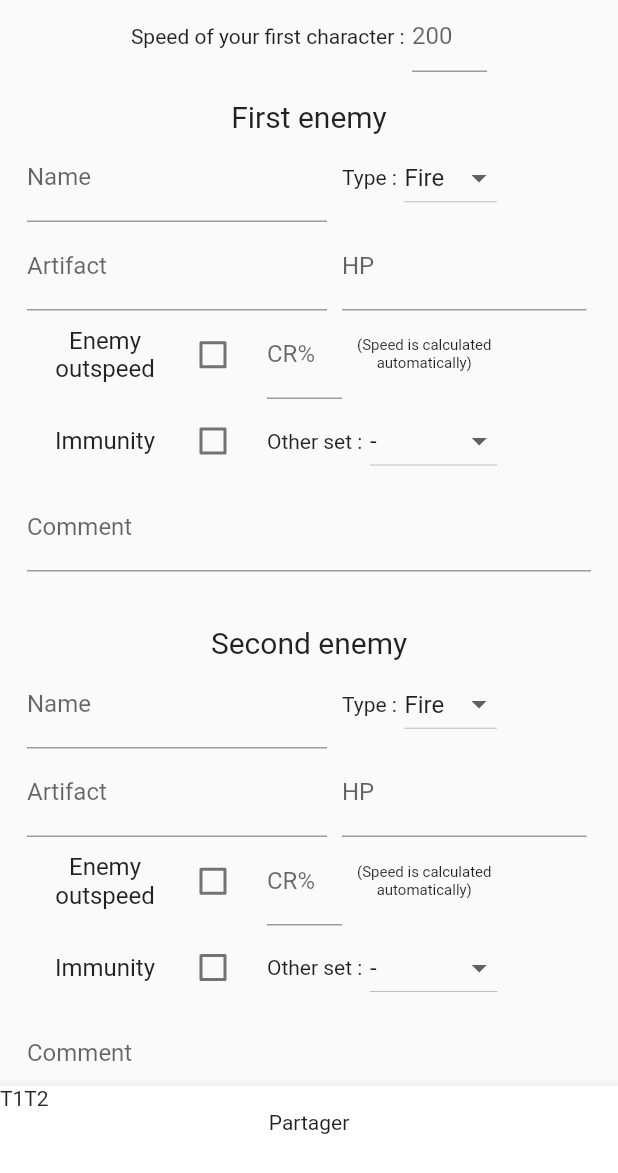
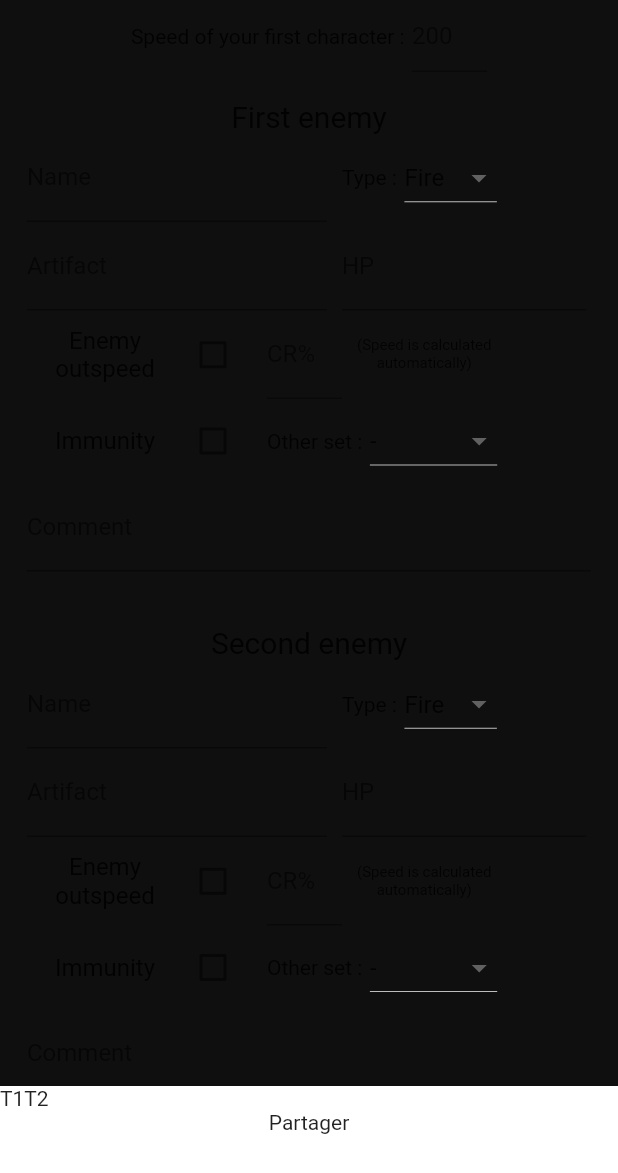
Before and after one commit to MaidSULTANOVIC/epic_report, a Flutter app: the screen it shows after launch, on a phone screen of 412 x 824 dp. Shown: the top 1173 px of the screen. Run offline on Flutter 3.47's test engine with Material 2 defaults, Android fonts, the phone set to English and light mode, and no system bars; our stand-ins replace get.

Commit message:
Adding background color

```diff
--- a/lib/main.dart
+++ b/lib/main.dart
@@ -1,5 +1,6 @@
 import 'package:epic_report/view/reportView.dart';
 import 'package:flutter/material.dart';
+import 'utils/appColors.dart';
 
 void main() {
   runApp(const MyApp());
@@ -13,9 +14,7 @@ class MyApp extends StatelessWidget {
   Widget build(BuildContext context) {
     return MaterialApp(
       title: 'Flutter Demo',
-      theme: ThemeData(
-        primarySwatch: Colors.blue,
-      ),
+      theme: new ThemeData(scaffoldBackgroundColor: AppColors.menuBackground),
       home: const MyHomePage(title: 'Flutter Demo Home Page'),
     );
   }
--- /dev/null
+++ b/lib/utils/appColors.dart
@@ -0,0 +1,12 @@
+import 'package:flutter/widgets.dart';
+
+class AppColors {
+  static Color menuBackground = Color(0xFf0f0f0f);
+  static Color text = Color(0xFfffffff);
+
+  static Color element_fire = Color(0xFfffffff);
+  static Color element_ice = Color(0xFfffffff);
+  static Color element_earth = Color(0xFfffffff);
+  static Color element_light = Color(0xFfffffff);
+  static Color element_dark = Color(0xFfffffff);
+}
--- a/lib/utils/colors.dart
+++ /dev/null
@@ -1,12 +0,0 @@
-import 'package:flutter/widgets.dart';
-
-class Colors {
-  Color menuBackground = Color(0xFf0f0f0f);
-  Color text = Color(0xFfffffff);
-
-  Color element_fire = Color(0xFfffffff);
-  Color element_ice = Color(0xFfffffff);
-  Color element_earth = Color(0xFfffffff);
-  Color element_light = Color(0xFfffffff);
-  Color element_dark = Color(0xFfffffff);
-}
```
